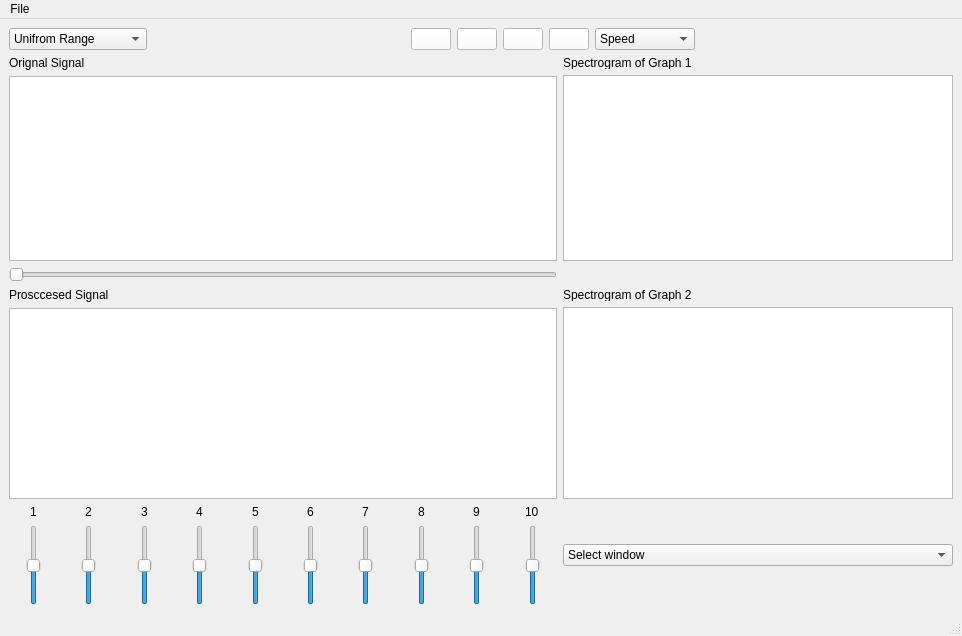
AliBadran716/Signal_equilizer, file main.ui: the form before one commit.
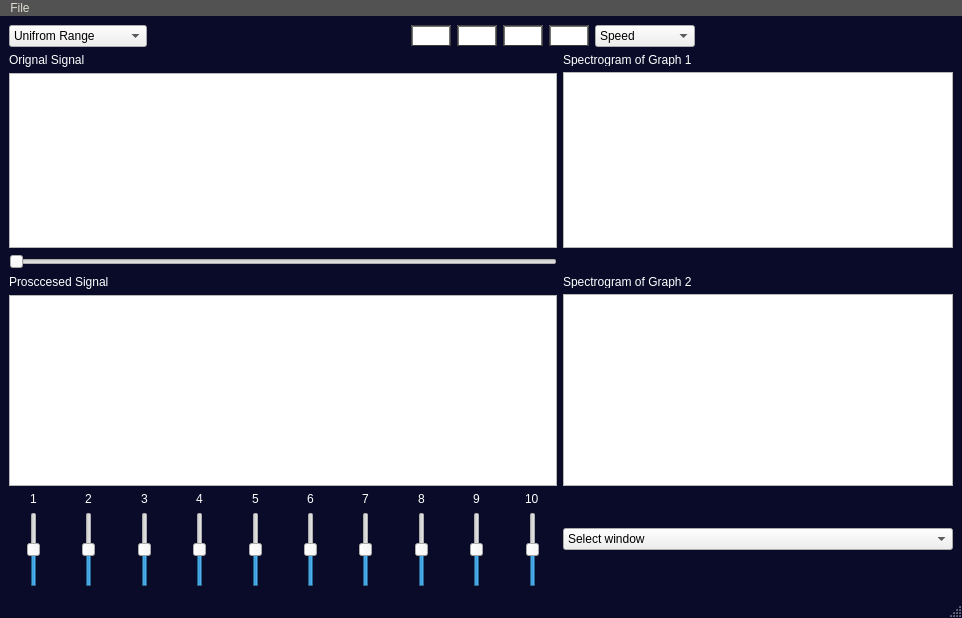
The form after the commit. Icons and pictures are not drawn. Custom widgets are drawn as their Qt base class.

Commit message: Add zoom and play functionalities

```diff
--- a/main.ui
+++ b/main.ui
@@ -7,12 +7,204 @@
     <x>0</x>
     <y>0</y>
     <width>962</width>
-    <height>636</height>
+    <height>618</height>
    </rect>
   </property>
   <property name="windowTitle">
    <string>MainWindow</string>
   </property>
+  <property name="styleSheet">
+   <string notr="true">
+QMainWindow {
+	background-color:rgb(9, 11, 41);
+}
+QTextEdit {
+	background-color:rgb(42, 42, 42);
+	color: rgb(0, 255, 0);
+}
+QPushButton{
+	border-style: outset;
+	border-width: 2px;
+	border-top-color: qlineargradient(spread:pad, x1:0.5, y1:0.6, x2:0.5, y2:0.4, stop:0 rgba(115, 115, 115, 255), stop:1 rgba(62, 62, 62, 255));
+	border-right-color: qlineargradient(spread:pad, x1:0.4, y1:0.5, x2:0.6, y2:0.5, stop:0 rgba(115, 115, 115, 255), stop:1 rgba(62, 62, 62, 255));
+	border-left-color: qlineargradient(spread:pad, x1:0.6, y1:0.5, x2:0.4, y2:0.5, stop:0 rgba(115, 115, 115, 255), stop:1 rgba(62, 62, 62, 255));
+	border-bottom-color: rgb(58, 58, 58);
+	border-bottom-width: 1px;
+	border-style: solid;
+	color: rgb(255, 255, 255);
+	padding: 2px;
+	background-color: qlineargradient(spread:pad, x1:0.5, y1:1, x2:0.5, y2:0, stop:0 rgba(77, 77, 77, 255), stop:1 rgba(97, 97, 97, 255));
+}
+QPushButton:hover{
+	border-style: outset;
+	border-width: 2px;
+	border-top-color: qlineargradient(spread:pad, x1:0.5, y1:0.6, x2:0.5, y2:0.4, stop:0 rgba(180, 180, 180, 255), stop:1 rgba(110, 110, 110, 255));
+	border-right-color: qlineargradient(spread:pad, x1:0.4, y1:0.5, x2:0.6, y2:0.5, stop:0 rgba(180, 180, 180, 255), stop:1 rgba(110, 110, 110, 255));
+	border-left-color: qlineargradient(spread:pad, x1:0.6, y1:0.5, x2:0.4, y2:0.5, stop:0 rgba(180, 180, 180, 255), stop:1 rgba(110, 110, 110, 255));
+	border-bottom-color: rgb(115, 115, 115);
+	border-bottom-width: 1px;
+	border-style: solid;
+	color: rgb(255, 255, 255);
+	padding: 2px;
+	background-color: qlineargradient(spread:pad, x1:0.5, y1:1, x2:0.5, y2:0, stop:0 rgba(107, 107, 107, 255), stop:1 rgba(157, 157, 157, 255));
+}
+QPushButton:pressed{
+	border-style: outset;
+	border-width: 2px;
+	border-top-color: qlineargradient(spread:pad, x1:0.5, y1:0.6, x2:0.5, y2:0.4, stop:0 rgba(62, 62, 62, 255), stop:1 rgba(22, 22, 22, 255));
+	border-right-color: qlineargradient(spread:pad, x1:0.4, y1:0.5, x2:0.6, y2:0.5, stop:0 rgba(115, 115, 115, 255), stop:1 rgba(62, 62, 62, 255));
+	border-left-color: qlineargradient(spread:pad, x1:0.6, y1:0.5, x2:0.4, y2:0.5, stop:0 rgba(115, 115, 115, 255), stop:1 rgba(62, 62, 62, 255));
+	border-bottom-color: rgb(58, 58, 58);
+	border-bottom-width: 1px;
+	border-style: solid;
+	color: rgb(255, 255, 255);
+	padding: 2px;
+	background-color: qlineargradient(spread:pad, x1:0.5, y1:1, x2:0.5, y2:0, stop:0 rgba(77, 77, 77, 255), stop:1 rgba(97, 97, 97, 255));
+}
+QPushButton:disabled{
+	border-style: outset;
+	border-width: 2px;
+	border-top-color: qlineargradient(spread:pad, x1:0.5, y1:0.6, x2:0.5, y2:0.4, stop:0 rgba(115, 115, 115, 255), stop:1 rgba(62, 62, 62, 255));
+	border-right-color: qlineargradient(spread:pad, x1:0.4, y1:0.5, x2:0.6, y2:0.5, stop:0 rgba(115, 115, 115, 255), stop:1 rgba(62, 62, 62, 255));
+	border-left-color: qlineargradient(spread:pad, x1:0.6, y1:0.5, x2:0.4, y2:0.5, stop:0 rgba(115, 115, 115, 255), stop:1 rgba(62, 62, 62, 255));
+	border-bottom-color: rgb(58, 58, 58);
+	border-bottom-width: 1px;
+	border-style: solid;
+	color: rgb(0, 0, 0);
+	padding: 2px;
+	background-color: qlineargradient(spread:pad, x1:0.5, y1:1, x2:0.5, y2:0, stop:0 rgba(57, 57, 57, 255), stop:1 rgba(77, 77, 77, 255));
+}
+QLineEdit {
+	border-width: 1px; border-radius: 4px;
+	border-color: rgb(58, 58, 58);
+	border-style: inset;
+	padding: 0 8px;
+	color: rgb(255, 255, 255);
+	background:rgb(100, 100, 100);
+	selection-background-color: rgb(187, 187, 187);
+	selection-color: rgb(60, 63, 65);
+}
+QLabel {
+	color:rgb(255,255,255);	
+}
+QProgressBar {
+	text-align: center;
+	color: rgb(240, 240, 240);
+	border-width: 1px; 
+	border-radius: 10px;
+	border-color: rgb(58, 58, 58);
+	border-style: inset;
+	background-color:rgb(77,77,77);
+}
+QProgressBar::chunk {
+	background-color: qlineargradient(spread:pad, x1:0.5, y1:0.7, x2:0.5, y2:0.3, stop:0 rgba(87, 97, 106, 255), stop:1 rgba(93, 103, 113, 255));
+	border-radius: 5px;
+}
+QMenuBar {
+	background:rgb(82, 82, 82);
+}
+QMenuBar::item {
+	color:rgb(223,219,210);
+	spacing: 3px;
+	padding: 1px 4px;
+	background: transparent;
+}
+
+QMenuBar::item:selected {
+	background:rgb(115, 115, 115);
+}
+QMenu::item:selected {
+	color:rgb(255,255,255);
+	border-width:2px;
+	border-style:solid;
+	padding-left:18px;
+	padding-right:8px;
+	padding-top:2px;
+	padding-bottom:3px;
+	background:qlineargradient(spread:pad, x1:0.5, y1:0.7, x2:0.5, y2:0.3, stop:0 rgba(87, 97, 106, 255), stop:1 rgba(93, 103, 113, 255));
+	border-top-color: qlineargradient(spread:pad, x1:0.5, y1:0.6, x2:0.5, y2:0.4, stop:0 rgba(115, 115, 115, 255), stop:1 rgba(62, 62, 62, 255));
+	border-right-color: qlineargradient(spread:pad, x1:0.4, y1:0.5, x2:0.6, y2:0.5, stop:0 rgba(115, 115, 115, 255), stop:1 rgba(62, 62, 62, 255));
+	border-left-color: qlineargradient(spread:pad, x1:0.6, y1:0.5, x2:0.4, y2:0.5, stop:0 rgba(115, 115, 115, 255), stop:1 rgba(62, 62, 62, 255));
+	border-bottom-color: rgb(58, 58, 58);
+	border-bottom-width: 1px;
+}
+QMenu::item {
+	color:rgb(223,219,210);
+	background-color:rgb(78,78,78);
+	padding-left:20px;
+	padding-top:4px;
+	padding-bottom:4px;
+	padding-right:10px;
+}
+QMenu{
+	background-color:rgb(78,78,78);
+}
+QTabWidget {
+	color:rgb(0,0,0);
+	background-color:rgb(247,246,246);
+}
+QTabWidget::pane {
+		border-color: rgb(77,77,77);
+		background-color:rgb(101,101,101);
+		border-style: solid;
+		border-width: 1px;
+    	border-radius: 6px;
+}
+QTabBar::tab {
+	padding:2px;
+	color:rgb(250,250,250);
+  	background-color: qlineargradient(spread:pad, x1:0.5, y1:1, x2:0.5, y2:0, stop:0 rgba(77, 77, 77, 255), stop:1 rgba(97, 97, 97, 255));
+	border-style: solid;
+	border-width: 2px;
+  	border-top-right-radius:4px;
+   border-top-left-radius:4px;
+	border-top-color: qlineargradient(spread:pad, x1:0.5, y1:0.6, x2:0.5, y2:0.4, stop:0 rgba(115, 115, 115, 255), stop:1 rgba(95, 92, 93, 255));
+	border-right-color: qlineargradient(spread:pad, x1:0.4, y1:0.5, x2:0.6, y2:0.5, stop:0 rgba(115, 115, 115, 255), stop:1 rgba(95, 92, 93, 255));
+	border-left-color: qlineargradient(spread:pad, x1:0.6, y1:0.5, x2:0.4, y2:0.5, stop:0 rgba(115, 115, 115, 255), stop:1 rgba(95, 92, 93, 255));
+	border-bottom-color: rgb(101,101,101);
+}
+QTabBar::tab:selected, QTabBar::tab:last:selected, QTabBar::tab:hover {
+  	background-color:rgb(101,101,101);
+  	margin-left: 0px;
+  	margin-right: 1px;
+}
+QTabBar::tab:!selected {
+    	margin-top: 1px;
+		margin-right: 1px;
+}
+QCheckBox {
+	color:rgb(223,219,210);
+	padding: 2px;
+}
+QCheckBox:hover {
+	border-radius:4px;
+	border-style:solid;
+	padding-left: 1px;
+	padding-right: 1px;
+	padding-bottom: 1px;
+	padding-top: 1px;
+	border-width:1px;
+	border-color: rgb(87, 97, 106);
+	background-color:qlineargradient(spread:pad, x1:0.5, y1:0.7, x2:0.5, y2:0.3, stop:0 rgba(87, 97, 106, 150), stop:1 rgba(93, 103, 113, 150));
+}
+QCheckBox::indicator:checked {
+	border-radius:4px;
+	border-style:solid;
+	border-width:1px;
+	border-color: rgb(180,180,180);
+  	background-color:qlineargradient(spread:pad, x1:0.5, y1:0.7, x2:0.5, y2:0.3, stop:0 rgba(87, 97, 106, 255), stop:1 rgba(93, 103, 113, 255));
+}
+QCheckBox::indicator:unchecked {
+	border-radius:4px;
+	border-style:solid;
+	border-width:1px;
+	border-color: rgb(87, 97, 106);
+  	background-color:rgb(255,255,255);
+}
+QStatusBar {
+	color:rgb(240,240,240);
+}</string>
+  </property>
   <widget class="QWidget" name="centralwidget">
    <layout class="QGridLayout" name="gridLayout">
     <item row="1" column="1" rowspan="2">
@@ -626,7 +818,7 @@
      <x>0</x>
      <y>0</y>
      <width>962</width>
-     <height>21</height>
+     <height>24</height>
     </rect>
    </property>
    <widget class="QMenu" name="menuFile">
```
The commit also changes 1 other file.
